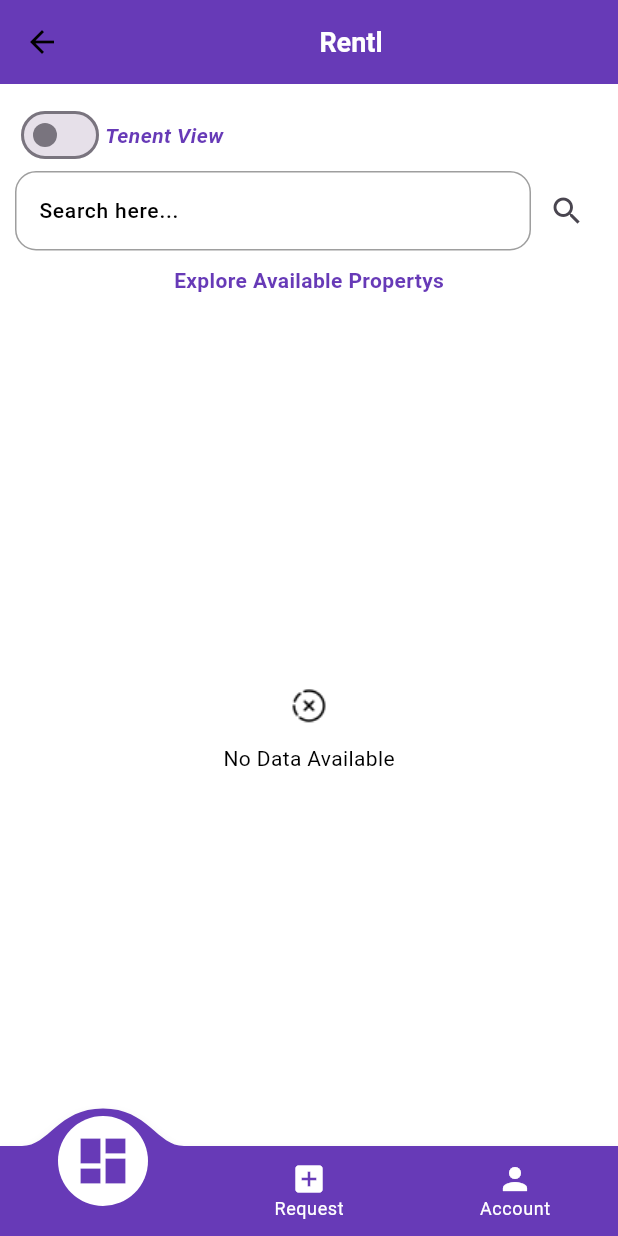
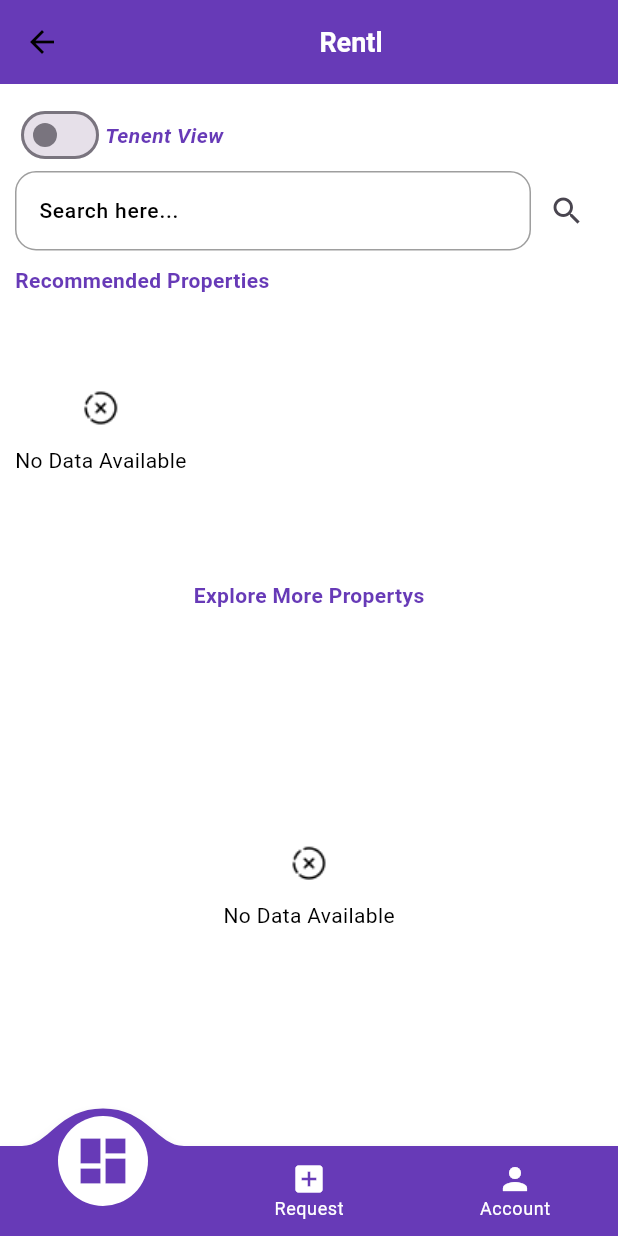
Before and after one commit to yakshpanchal/new_task_bloc_routpage, a Flutter app: the DashBoard screen opened by its route, on a phone screen of 412 x 824 dp. Run offline on Flutter 3.47's test engine with Material 3 defaults, Android fonts, the phone set to English and light mode, and no system bars; drawn by our look-alikes of convex_bottom_bar; our stand-ins replace auto_route, cloud_firestore, csc_picker, firebase_auth, firebase_core; accounts and stored records are empty; Roboto replaces fonts that are missing (poppins).

Commit message:
AddingFeatured_Recommended_property

```diff
--- /dev/null
+++ b/new_task_bloc_routpage/lib/src/DashBoard/data/ShowRecommendedProperties.dart
@@ -0,0 +1,163 @@
+import 'package:cloud_firestore/cloud_firestore.dart';
+import 'package:flutter/material.dart';
+
+class ShowRecommendedProperties extends StatelessWidget {
+  const ShowRecommendedProperties({Key? key});
+
+  @override
+  Widget build(BuildContext context) {
+    return SizedBox(
+      height: 150, // Adjust the height according to your needs
+      child: ListView(
+        scrollDirection: Axis.horizontal,
+        children: [
+          StreamBuilder(
+            stream: FirebaseFirestore.instance
+                .collection('AvailablePropertys')
+                .snapshots(),
+            builder: (context, AsyncSnapshot<QuerySnapshot> snapshot) {
+              if (snapshot.connectionState == ConnectionState.waiting) {
+                return const Center(child: CircularProgressIndicator());
+              }
+              if (snapshot.hasError) {
+                return Center(child: Text('Error: ${snapshot.error}'));
+              }
+              if (snapshot.data == null || snapshot.data!.docs.isEmpty) {
+                return Center(
+                  child: Column(
+                    mainAxisAlignment: MainAxisAlignment.center,
+                    children: [
+                      SizedBox(
+                        height: 50,
+                        child: Image.asset('assets/images/delete_icon.png'),
+                      ),
+                      const Text('No Data Available'),
+                    ],
+                  ),
+                );
+              }
+              return Row(
+                children: snapshot.data!.docs.map((doc) {
+                  var data = doc.data() as Map<String, dynamic>;
+                  String category = data['category'];
+                  String imagePath = _getImagePathForCategory(category);
+                  return GestureDetector(
+                    onTap: () {},
+                    child: Card(
+                      child: Stack(
+                        children: [
+                          Padding(
+                            padding: const EdgeInsets.all(5.0),
+                            child: SizedBox(
+                              // width: 300,
+                              child: Row(
+                                children: [
+                                  Container(
+                                    width:
+                                        150, // Adjust the width of the image container according to your needs
+                                    height:
+                                        150, // Adjust the height of the image container according to your needs
+                                    decoration: BoxDecoration(
+                                      borderRadius: BorderRadius.circular(
+                                          10), // Adjust the border radius according to your needs
+                                      image: DecorationImage(
+                                        image: AssetImage(imagePath),
+                                        fit: BoxFit.cover,
+                                      ),
+                                    ),
+                                  ),
+                                  const SizedBox(
+                                    width: 2,
+                                  ),
+                                  Container(
+                                    padding: const EdgeInsets.all(8),
+                                    // color: Colors.black.withOpacity(0.5),
+                                    child: Column(
+                                      crossAxisAlignment:
+                                          CrossAxisAlignment.start,
+                                      children: [
+                                        Text(
+                                          '${data['category']}',
+                                          style: const TextStyle(
+                                            fontSize: 15,
+                                            fontWeight: FontWeight.w500,
+                                          ),
+                                        ),
+                                        const SizedBox(
+                                          height: 2,
+                                        ),
+                                        Text(
+                                          '${data['type']}',
+                                          style: const TextStyle(
+                                            fontSize: 12,
+                                          ),
+                                        ),
+                                        Text(
+                                          ' ${data['country']} , ',
+                                          style: const TextStyle(
+                                            fontSize: 10,
+                                          ),
+                                        ),
+                                        Text(
+                                          '${data['state']},',
+                                          style: const TextStyle(
+                                            fontSize: 10,
+                                          ),
+                                        ),
+                                        Text(
+                                          '${data['maxPrice']}/month',
+                                          style: const TextStyle(
+                                            fontSize: 12,
+                                          ),
+                                        ),
+                                      ],
+                                    ),
+                                  ),
+                                ],
+                              ),
+                            ),
+                          ),
+                          // Positioned(
+                          //   bottom: 0,
+                          //   left: 0,
+                          //   right: 0,
+                          //   child: Container(
+                          //     padding: const EdgeInsets.all(8),
+                          //     color: Colors.black.withOpacity(0.5),
+                          //     child: Text(
+                          //       '${data['category']} , ${data['type']} , ${data['transactionType']} , ${data['country']} , ',
+                          //       style: const TextStyle(
+                          //         color: Colors.white,
+                          //         fontSize: 10,
+                          //       ),
+                          //     ),
+                          //   ),
+                          // ),
+                        ],
+                      ),
+                    ),
+                  );
+                }).toList(),
+              );
+            },
+          ),
+        ],
+      ),
+    );
+  }
+
+  String _getImagePathForCategory(String category) {
+    switch (category) {
+      case 'Residential':
+        return 'assets/Cetegory/home1.jpg';
+      case 'PG':
+        return 'assets/Cetegory/PG.jpeg';
+      case 'Villa':
+        return 'assets/Cetegory/Villa.jpeg';
+      case 'Service Apartment':
+        return 'assets/Cetegory/serviceapartment.jpeg';
+      default:
+        return 'assets/images/default_image.jpg';
+    }
+  }
+}
--- a/new_task_bloc_routpage/lib/src/DashBoard/presentation/pages/DashBoard.dart
+++ b/new_task_bloc_routpage/lib/src/DashBoard/presentation/pages/DashBoard.dart
@@ -1,6 +1,7 @@
 import 'package:auto_route/auto_route.dart';
 import 'package:firebase_auth/firebase_auth.dart';
 import 'package:flutter/material.dart';
+import 'package:new_task_bloc_routpage/src/DashBoard/data/ShowRecommendedProperties.dart';
 import 'package:new_task_bloc_routpage/src/DashBoard/data/fetch_data.dart';
 import 'package:new_task_bloc_routpage/src/DashBoard/presentation/widgets/searchbar.dart';
 import 'package:new_task_bloc_routpage/src/DashBoard/presentation/widgets/tenantViewSwitch.dart';
@@ -18,7 +19,6 @@ class _DashBoardState extends State<DashBoard> {
 
   @override
   Widget build(BuildContext context) {
-    final FirebaseAuth auth = FirebaseAuth.instance;
     return Scaffold(
       appBar: AppBar(
         title: const Center(
@@ -32,6 +32,7 @@ class _DashBoardState extends State<DashBoard> {
       body: Padding(
         padding: const EdgeInsets.all(10),
         child: Column(
+          mainAxisAlignment: MainAxisAlignment.start,
           children: [
             CustomSwitch(
               value: _switchValue,
@@ -45,8 +46,25 @@ class _DashBoardState extends State<DashBoard> {
             const SizedBox(
               height: 10,
             ),
+            const Align(
+              alignment: Alignment.centerLeft,
+              child: Text(
+                'Recommended Properties',
+                style: TextStyle(
+                  color: Colors.deepPurple,
+                  fontWeight: FontWeight.bold,
+                ),
+              ),
+            ),
+            const SizedBox(
+              height: 10,
+            ),
+            const ShowRecommendedProperties(),
+            const SizedBox(
+              height: 30,
+            ),
             const Text(
-              'Explore Available Propertys',
+              'Explore More Propertys',
               style: TextStyle(
                 color: Colors.deepPurple,
                 fontWeight: FontWeight.bold,
```
Also changed, not shown: new_task_bloc_routpage/lib/src/DashBoard/data/fetch_data.dart (+7 -11 lines).
